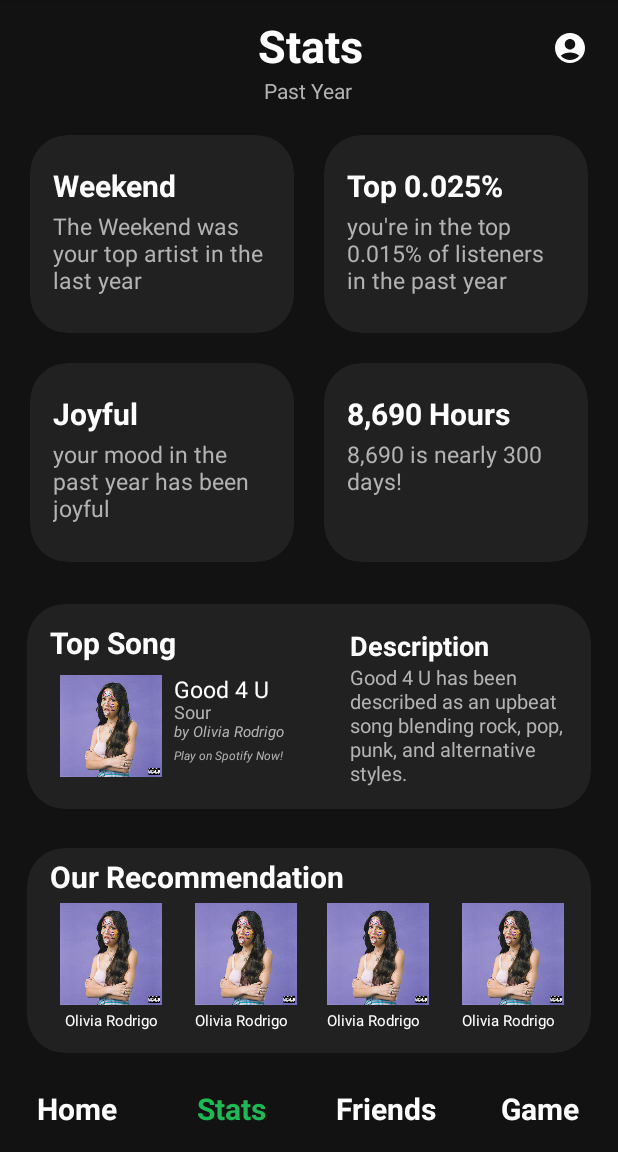
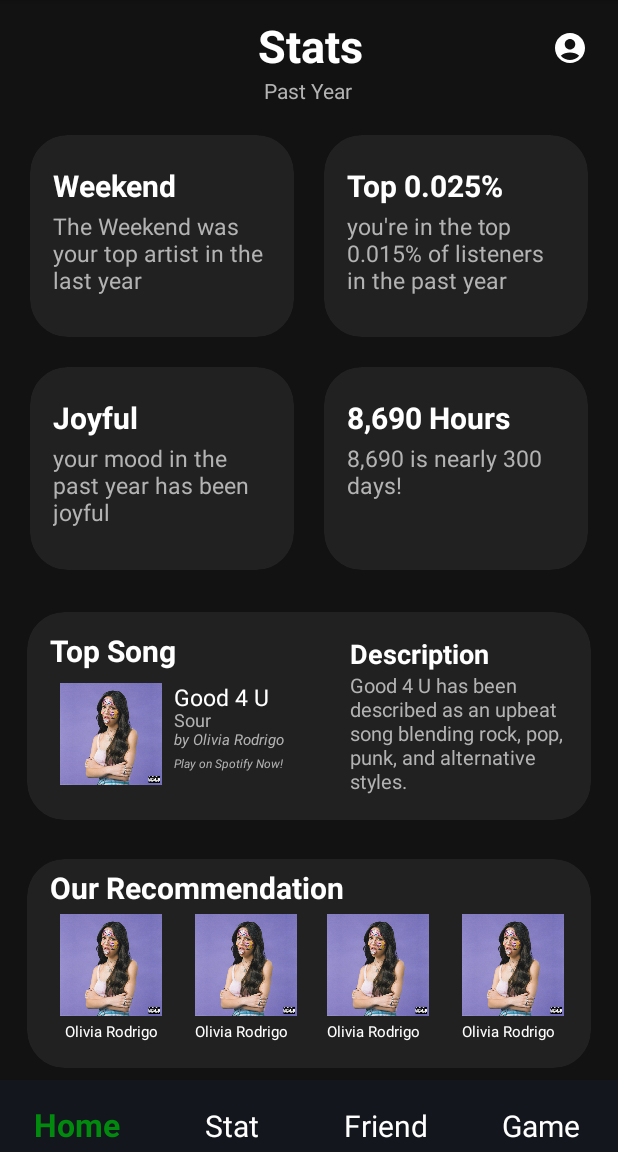
Before and after one commit to wlu314/Spotify-Stats-Tool, an Android app: the Statistics screen opened directly, with no data from a screen before it, on a phone screen of 412 x 824 dp, the part 84-1236 px from its top. Run offline under Robolectric (Android 15) with nearby library versions, the phone set to English and light mode, and no system bars.

Commit message:
Bottom nav UI

```diff
--- a/app/src/main/AndroidManifest.xml
+++ b/app/src/main/AndroidManifest.xml
@@ -13,8 +13,12 @@
         android:theme="@style/Theme.Code"
         tools:targetApi="31">
         <activity
+            android:name=".MainActivity"
+            android:exported="false"
+            android:label="@string/title_activity_main" />
+        <activity
             android:name=".Statistics"
-            android:exported="true"/>
+            android:exported="true" />
         <activity
             android:name=".SpotifyAPIConnection"
             android:exported="true"
--- /dev/null
+++ b/app/src/main/res/drawable/bottom_navigation_bar_icon_color.xml
@@ -0,0 +1,6 @@
+<?xml version="1.0" encoding="utf-8"?>
+<selector xmlns:android="http://schemas.android.com/apk/res/android">
+    <item android:state_checked="true" android:color="@color/emerald"/>
+    <item android:color="@android:color/white"  />
+
+</selector>
--- a/app/src/main/res/layout/activity_statistics.xml
+++ b/app/src/main/res/layout/activity_statistics.xml
@@ -391,10 +391,12 @@
 
         </androidx.cardview.widget.CardView>
     </GridLayout>
+
     <LinearLayout
         android:layout_width="match_parent"
         android:layout_height="wrap_content"
-        android:orientation="horizontal">
+        android:orientation="horizontal"
+        android:visibility="gone">
 
         <TextView
             android:layout_width="0dp"
@@ -441,4 +443,23 @@
             android:gravity="center"/>
     </LinearLayout>
 
+    <com.google.android.material.bottomnavigation.BottomNavigationView
+        android:id="@+id/nav_view"
+        android:layout_width="match_parent"
+        android:layout_height="48dp"
+        android:layout_marginStart="0dp"
+        android:layout_marginEnd="0dp"
+        android:background="@color/darker_black"
+        app:itemIconSize="1dp"
+        app:itemIconTint="@drawable/bottom_navigation_bar_icon_color"
+        app:itemTextColor="@drawable/bottom_navigation_bar_icon_color"
+        app:labelVisibilityMode="labeled"
+        app:layout_constraintBottom_toBottomOf="parent"
+        app:layout_constraintLeft_toLeftOf="parent"
+        app:layout_constraintRight_toRightOf="parent"
+        app:itemTextAppearanceActive="@style/BottomNavigationView.Active"
+        app:itemTextAppearanceInactive="@style/BottomNavigationView"
+        app:menu="@menu/bottom_nav_menu"
+        />
+
 </LinearLayout>
--- /dev/null
+++ b/app/src/main/res/menu/bottom_nav_menu.xml
@@ -0,0 +1,16 @@
+<?xml version="1.0" encoding="utf-8"?>
+<menu xmlns:android="http://schemas.android.com/apk/res/android">
+
+    <item
+        android:id="@+id/navigation_home"
+        android:title="@string/title_home" />
+    <item
+        android:id="@+id/navigation_stats"
+        android:title="@string/title_stats" />
+    <item
+        android:id="@+id/navigation_friend"
+        android:title="@string/title_friend" />
+    <item
+        android:id="@+id/navigation_game"
+        android:title="@string/title_game" />
+</menu>
--- /dev/null
+++ b/app/src/main/res/navigation/mobile_navigation.xml
@@ -0,0 +1,5 @@
+<?xml version="1.0" encoding="utf-8"?>
+<navigation xmlns:android="http://schemas.android.com/apk/res/android"
+    xmlns:app="http://schemas.android.com/apk/res-auto"
+    xmlns:tools="http://schemas.android.com/tools"
+    android:id="@+id/mobile_navigation"/>
--- a/app/src/main/res/values/colors.xml
+++ b/app/src/main/res/values/colors.xml
@@ -8,4 +8,11 @@
     <color name="text_color">#b3b3b3</color>
     <color name="subtext_color">#535353</color>
     <color name="module_background_color">#212121</color>
+    <color name="achromatopsia">#3a3a3a</color>
+    <color name="darker_black">#14161d</color>
+    <color name="emerald">#028A0F</color>
+
+
+
+
 </resources>
--- a/app/src/main/res/values/strings.xml
+++ b/app/src/main/res/values/strings.xml
@@ -1,3 +1,8 @@
 <resources>
     <string name="app_name">code</string>
+    <string name="title_activity_main">MainActivity</string>
+    <string name="title_home">Home</string>
+    <string name="title_stats">Stat</string>
+    <string name="title_friend">Friend</string>
+    <string name="title_game">Game</string>
 </resources>
--- /dev/null
+++ b/app/src/main/res/values/styles.xml
@@ -0,0 +1,10 @@
+<?xml version="1.0" encoding="utf-8"?>
+<resources>
+    <style name="BottomNavigationView" parent="@style/TextAppearance.AppCompat.Caption">
+        <item name="android:textSize">20sp</item>
+    </style>
+
+    <style name="BottomNavigationView.Active" parent="@style/TextAppearance.AppCompat.Caption">
+        <item name="android:textSize">21sp</item>
+    </style>
+</resources>
```
Also changed, not shown: app/build.gradle.kts (+7 -0 lines), app/src/main/res/values/dimens.xml (added, +7 -0 lines).
